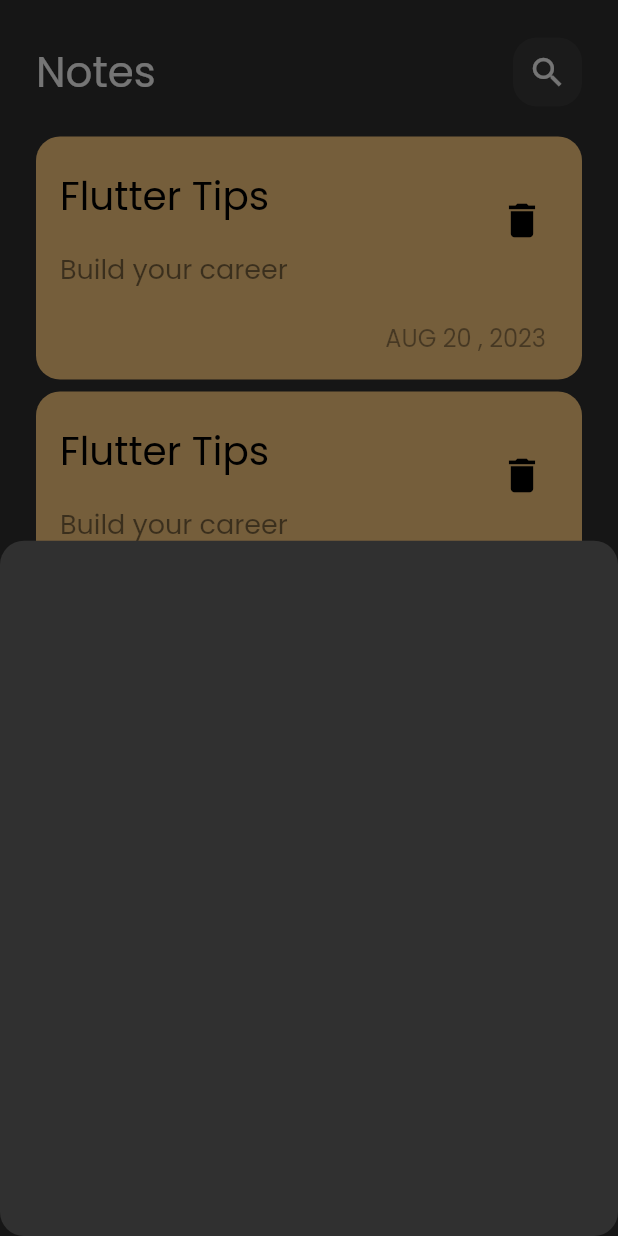
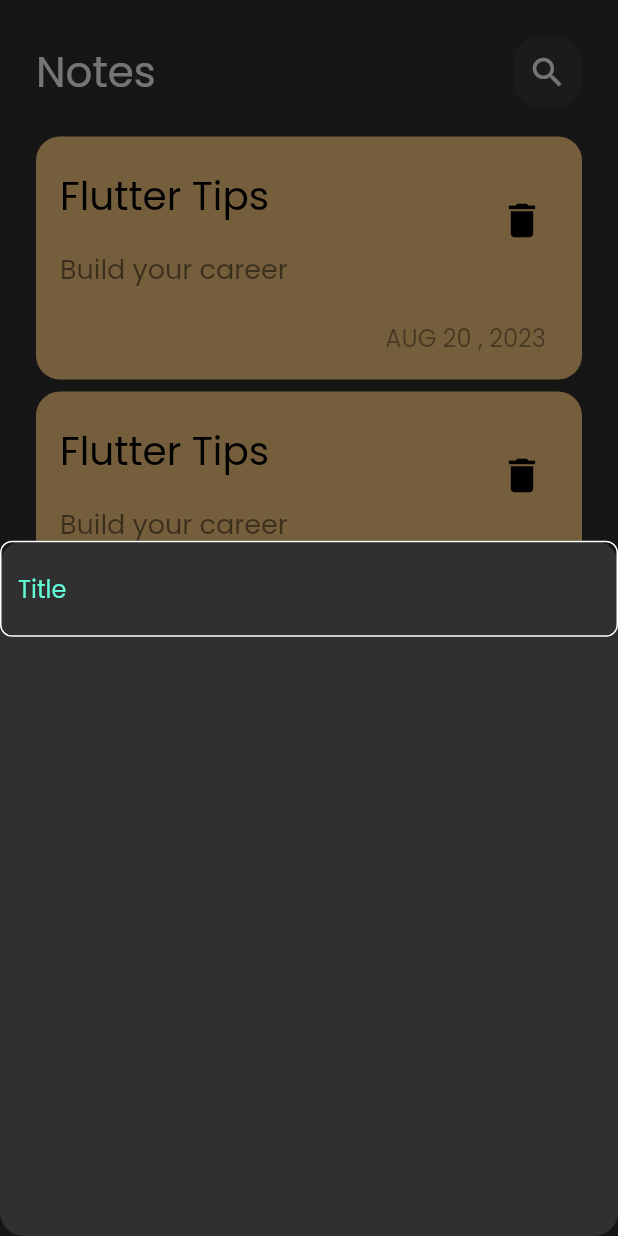
Before and after one commit to eiadHany/notes_app, a Flutter app: the screen it shows after launch, after a tap on the "add" icon, on a phone screen of 412 x 824 dp. Run offline on Flutter 3.47's test engine with Material 2 defaults, Android fonts, the phone set to English and light mode, and no system bars.

Commit message:
create custom text field

```diff
--- /dev/null
+++ b/lib/constants.dart
@@ -0,0 +1,3 @@
+import 'package:flutter/material.dart';
+
+Color kPrimaryColor = const Color(0XFF62fcd7);
--- a/lib/views/weidgets/add_note_model_sheet.dart
+++ b/lib/views/weidgets/add_note_model_sheet.dart
@@ -1,10 +1,16 @@
 import 'package:flutter/material.dart';
+
+import 'custom_text_field.dart';
 
 class AddNoteModelSheet extends StatelessWidget {
   const AddNoteModelSheet({super.key});
 
   @override
   Widget build(BuildContext context) {
-    return Container();
+    return const Column(
+      children: [
+        CustomTextField(),
+      ],
+    );
   }
 }
--- /dev/null
+++ b/lib/views/weidgets/custom_text_field.dart
@@ -0,0 +1,27 @@
+import 'package:flutter/material.dart';
+import 'package:notes_app/constants.dart';
+
+class CustomTextField extends StatelessWidget {
+  const CustomTextField({super.key});
+
+  @override
+  Widget build(BuildContext context) {
+    return TextField(
+      decoration: InputDecoration(
+        hintText: 'Title',
+        hintStyle: TextStyle(
+          color: kPrimaryColor,
+        ),
+        border: buildBorder(),
+        enabledBorder: buildBorder(),
+        focusedBorder: buildBorder(kPrimaryColor),
+      ),
+    );
+  }
+
+  OutlineInputBorder buildBorder([color]) {
+    return OutlineInputBorder(
+        borderRadius: BorderRadius.circular(8),
+        borderSide: BorderSide(color: color ?? Colors.white));
+  }
+}
```
